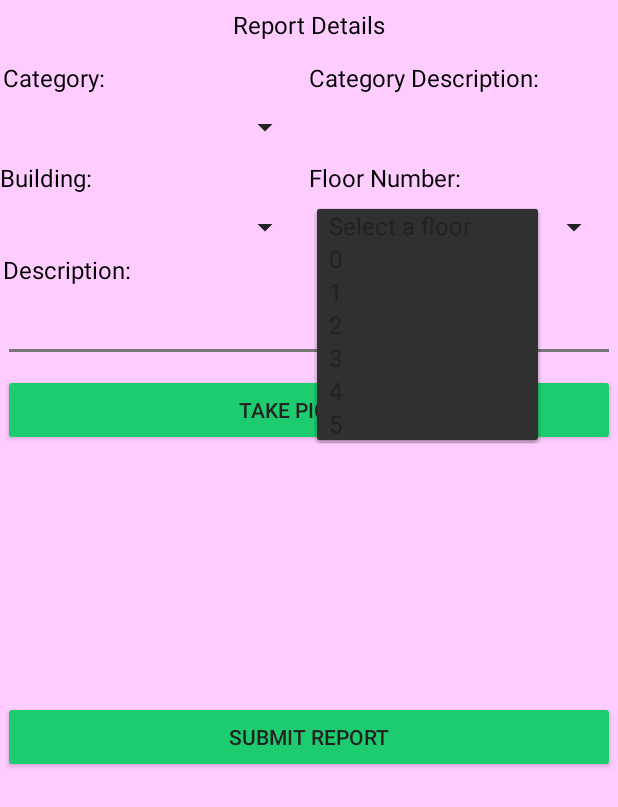
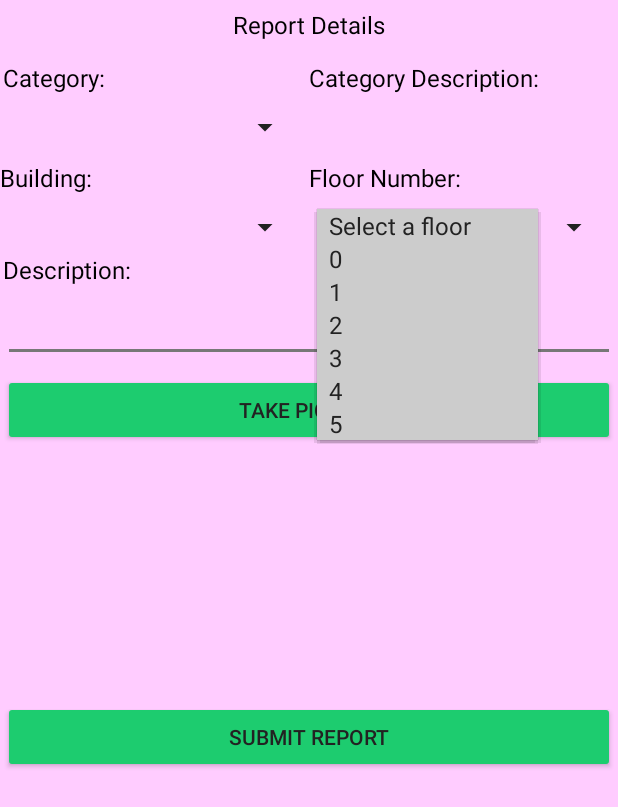
Before and after one commit to camlecuyer/CloudComputeProject, an Android app: the ReportActivity screen opened directly, with no data from a screen before it, after a tap on "Select a floor", on a phone screen of 412 x 824 dp. Shown: the top 807 px of the screen. Run offline under Robolectric (Android 15) with nearby library versions, the phone set to English and light mode, and no system bars; our stand-ins replace ButterKnife, Volley; network calls fail.

Commit message:
Updated Android

```diff
--- a/clouldcomputing-master/app/src/main/java/com/sourcey/clouldcomputing/TaskActivity.java
+++ b/clouldcomputing-master/app/src/main/java/com/sourcey/clouldcomputing/TaskActivity.java
@@ -42,9 +42,9 @@ public class TaskActivity extends AppCompatActivity {
 
     void populateTasks()
     {
-        //String url = URL + "get_tasks.php";
+        String url = URL + "get_tasks.php";
         //String url = URL + "get_closedtasks.php";
-        String url = URL + "get_issues.php";
+        //String url = URL + "get_issues.php";
 
         JsonObjectRequest jsObjRequest = new JsonObjectRequest
                 (Request.Method.GET, url, null, new Response.Listener<JSONObject>()
--- a/clouldcomputing-master/app/src/main/res/layout/activity_report.xml
+++ b/clouldcomputing-master/app/src/main/res/layout/activity_report.xml
@@ -51,6 +51,7 @@
                     android:id="@+id/cat_spn"
                     android:layout_width="match_parent"
                     android:layout_height="wrap_content"
+                    android:popupBackground="@color/iron"
                     android:layout_marginLeft="5sp"
                     android:layout_marginRight="5sp"/>
             </LinearLayout>
@@ -73,6 +74,7 @@
                     android:id="@+id/cat_txt"
                     android:layout_width="match_parent"
                     android:layout_height="wrap_content"
+                    android:textColor="@color/black"
                     android:layout_marginLeft="5sp"
                     android:layout_marginRight="5sp"/>
             </LinearLayout>
@@ -104,7 +106,9 @@
                     android:layout_width="match_parent"
                     android:layout_height="wrap_content"
                     android:layout_marginLeft="5sp"
-                    android:layout_marginRight="5sp" />
+                    android:layout_marginRight="5sp"
+                    android:popupBackground="@color/iron"
+                    />
             </LinearLayout>
 
             <LinearLayout
@@ -126,6 +130,7 @@
                     android:id="@+id/floor_spn"
                     android:layout_width="match_parent"
                     android:layout_height="wrap_content"
+                    android:popupBackground="@color/iron"
                     android:layout_marginLeft="5sp"
                     android:layout_marginRight="5sp" />
             </LinearLayout>
```
Also changed, not shown: clouldcomputing-master/app/src/main/java/com/sourcey/clouldcomputing/ReportActivity.java (+16 -1 lines), 11 other files.
